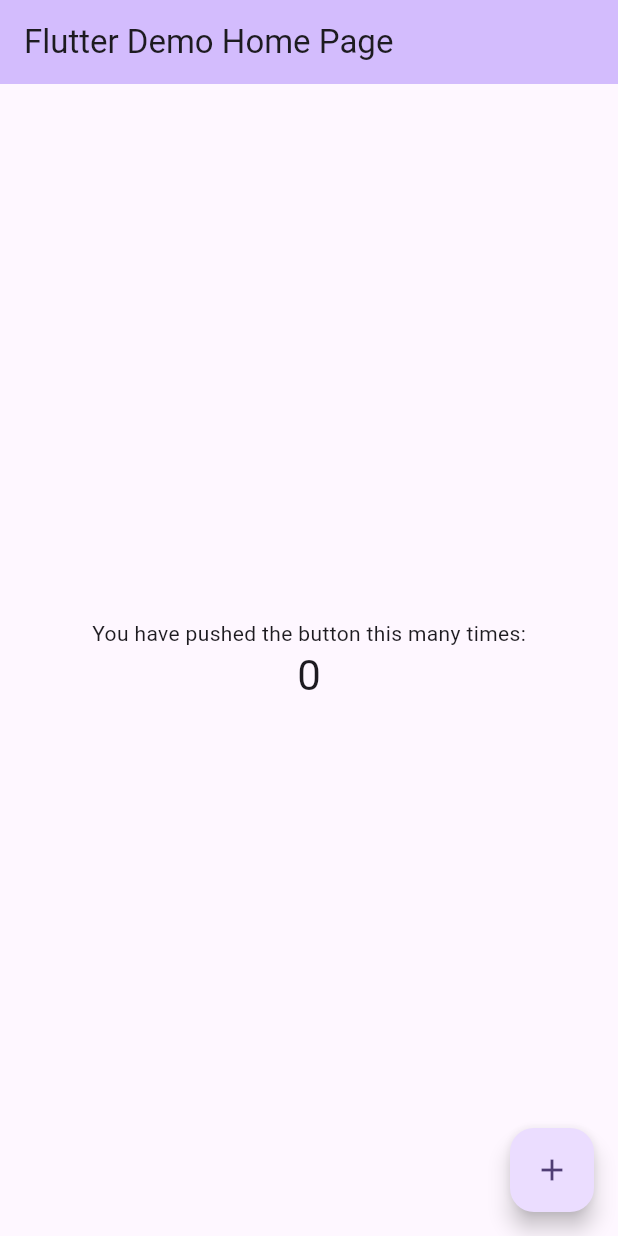
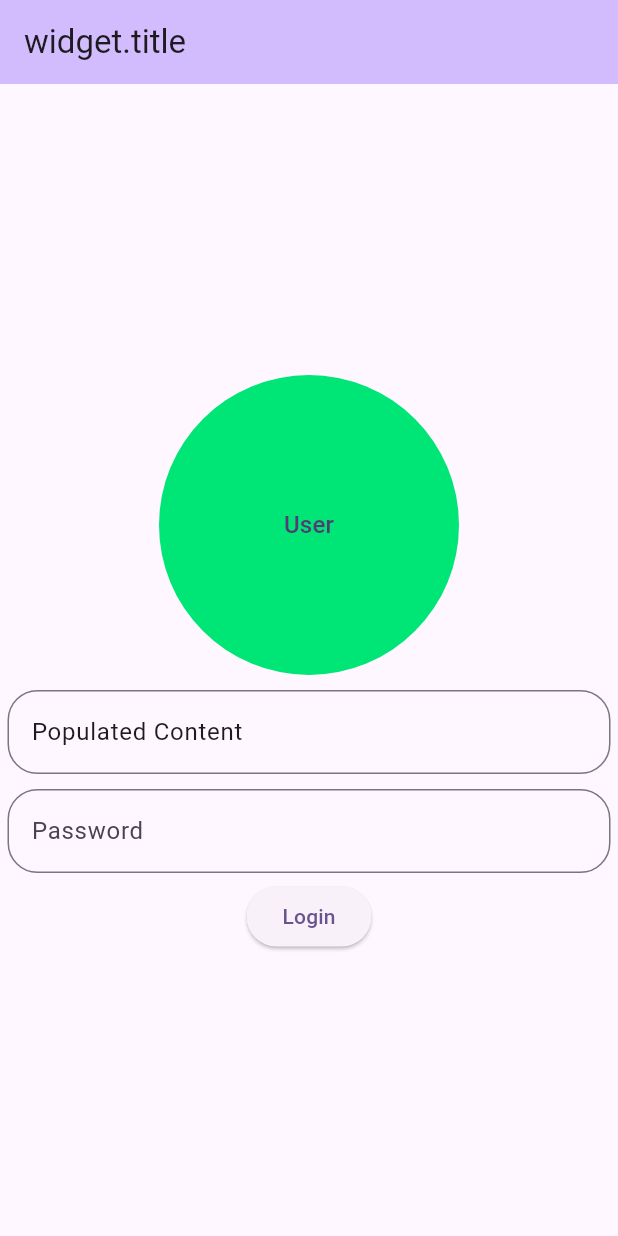
Before and after one commit to mobidever/Flutter, a Flutter app: the screen it shows after launch, on a phone screen of 412 x 824 dp. Run offline on Flutter 3.47's test engine with Material 3 defaults, Android fonts, the phone set to English and light mode, and no system bars.

Commit message:
Initial Sample Commit
Sample run

```diff
--- /dev/null
+++ b/lib/loginscreen.dart
@@ -0,0 +1,94 @@
+import 'package:flutter/material.dart';
+
+class LoginScreen extends StatefulWidget {
+  const LoginScreen({super.key});
+
+  @override
+  State<LoginScreen> createState() => _LoginScreenState();
+}
+
+class _LoginScreenState extends State<LoginScreen> {
+  TextEditingController userNameTextController =
+      TextEditingController(text: "Populated Content");
+  TextEditingController pwdTextController = TextEditingController();
+  String displayText = "";
+  RegExp digitValidator = RegExp("[0-9]+");
+  bool isAnumber = true;
+
+  @override
+  Widget build(BuildContext context) {
+    return Scaffold(
+        appBar: AppBar(
+          // TRY THIS: Try changing the color here to a specific color (to
+          // Colors.amber, perhaps?) and trigger a hot reload to see the AppBar
+          // change color while the other colors stay the same.
+          backgroundColor: Theme.of(context).colorScheme.inversePrimary,
+          // Here we take the value from the MyHomePage object that was created by
+          // the App.build method, and use it to set our appbar title.
+          title: Text("widget.title"),
+        ),
+        body: Center(
+            child: Column(
+          crossAxisAlignment: CrossAxisAlignment.center,
+          mainAxisAlignment: MainAxisAlignment.center,
+          children: [
+            Padding(
+              padding: EdgeInsets.all(5.0),
+              child: CircleAvatar(
+                  backgroundColor: Colors.greenAccent[400],
+                  radius: 100.0,
+                  child: Text("User")),
+            ),
+            Padding(
+              padding: EdgeInsets.all(5.0),
+              child: TextField(
+                // onChanged: (inputValue) {
+                //   if (inputValue.isEmpty || digitValidator.hasMatch(inputValue)) {
+                //     setState(() {
+                //       isAnumber = true;
+                //     });
+                //   } else {
+                //     setState(() {
+                //       isAnumber = false;
+                //     });
+                //   }
+                // },
+                //keyboardType: TextInputType.text,
+                controller: userNameTextController,
+                //maxLines: 5,
+                decoration: InputDecoration(
+                    errorText:
+                        isAnumber ? null : " Please enter only non-numbers",
+                    hintText: "User name",
+                    filled: false,
+                    fillColor: Colors.blueAccent,
+                    border: OutlineInputBorder(
+                      borderRadius: BorderRadius.circular(20.0),
+                      borderSide: BorderSide(color: Colors.black, width: 1.0),
+                    )),
+              ),
+            ),
+            Padding(
+                padding: EdgeInsets.all(5.0),
+                child: TextField(
+                  obscureText: true,
+                  keyboardType: TextInputType.visiblePassword,
+                  controller: pwdTextController,
+                  decoration: InputDecoration(
+                      hintText: "Password",
+                      fillColor: Colors.blueAccent,
+                      border: OutlineInputBorder(
+                        borderRadius: BorderRadius.circular(20.0),
+                        borderSide: BorderSide(color: Colors.black, width: 1.0),
+                      )),
+                )),
+            ElevatedButton(
+                onPressed: () {
+                  //print(userNameTextController.text);
+                  Navigator.pushNamed(context, '/listScreen');
+                },
+                child: Text("Login"))
+          ],
+        )));
+  }
+}
--- a/lib/main.dart
+++ b/lib/main.dart
@@ -1,4 +1,7 @@
 import 'package:flutter/material.dart';
+import 'package:sample_flutter/detailscreen.dart';
+import 'package:sample_flutter/loginscreen.dart';
+import 'package:sample_flutter/listscreen.dart';
 
 void main() {
   runApp(const MyApp());
@@ -31,7 +34,13 @@ class MyApp extends StatelessWidget {
         colorScheme: ColorScheme.fromSeed(seedColor: Colors.deepPurple),
         useMaterial3: true,
       ),
-      home: const MyHomePage(title: 'Flutter Demo Home Page'),
+      home: const LoginScreen(),
+      routes: <String,WidgetBuilder>{
+        '/loginScreen' : (context) => const LoginScreen(),
+        '/listScreen' : (context) => const ListScreen(),
+        '/detailScreen' : (context) => const DetailScreen()
+
+      },
     );
   }
 }
@@ -109,6 +118,10 @@ class _MyHomePageState extends State<MyHomePage> {
             const Text(
               'You have pushed the button this many times:',
             ),
+            TextButton(onPressed: (){
+              print("Hey you pressed Text bUTTON");
+              Navigator.pushNamed(context, '/a');
+            }, child: Text("Hey it's a button")),
             Text(
               '$_counter',
               style: Theme.of(context).textTheme.headlineMedium,
```
Also changed, not shown: lib/Model/menumodel.dart (added, +48 -0 lines), lib/detailscreen.dart (added, +19 -0 lines), lib/listscreen.dart (added, +50 -0 lines).
